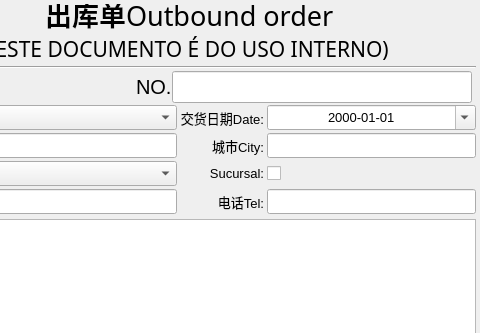
Above: Ui/FormOutboundOrder.ui from golden7602/zion before the change; both pictures show x 433 to 913 and y 0 to 333 of the 913 by 539 pixel window. Below: the same form after it.
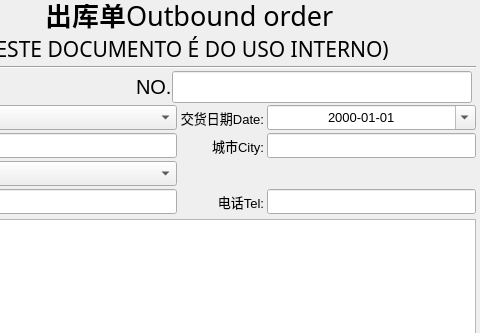
That is the form after the change. Icons and pictures are not drawn.

The edit to the form file:
```diff
--- a/Ui/FormOutboundOrder.ui
+++ b/Ui/FormOutboundOrder.ui
@@ -706,35 +706,6 @@
        </property>
       </widget>
      </item>
-     <item row="2" column="6">
-      <widget class="QCheckBox" name="fSucursal">
-       <property name="minimumSize">
-        <size>
-         <width>0</width>
-         <height>25</height>
-        </size>
-       </property>
-       <property name="sizeIncrement">
-        <size>
-         <width>0</width>
-         <height>25</height>
-        </size>
-       </property>
-       <property name="text">
-        <string/>
-       </property>
-      </widget>
-     </item>
-     <item row="2" column="5">
-      <widget class="QLabel" name="label_16">
-       <property name="text">
-        <string>Sucursal:</string>
-       </property>
-       <property name="alignment">
-        <set>Qt::AlignRight|Qt::AlignTrailing|Qt::AlignVCenter</set>
-       </property>
-      </widget>
-     </item>
      <item row="2" column="2">
       <widget class="QLineEdit" name="fEndereco">
        <property name="minimumSize">
```
Left out of the diff: 3 changed lines with no effect on the pictures.
